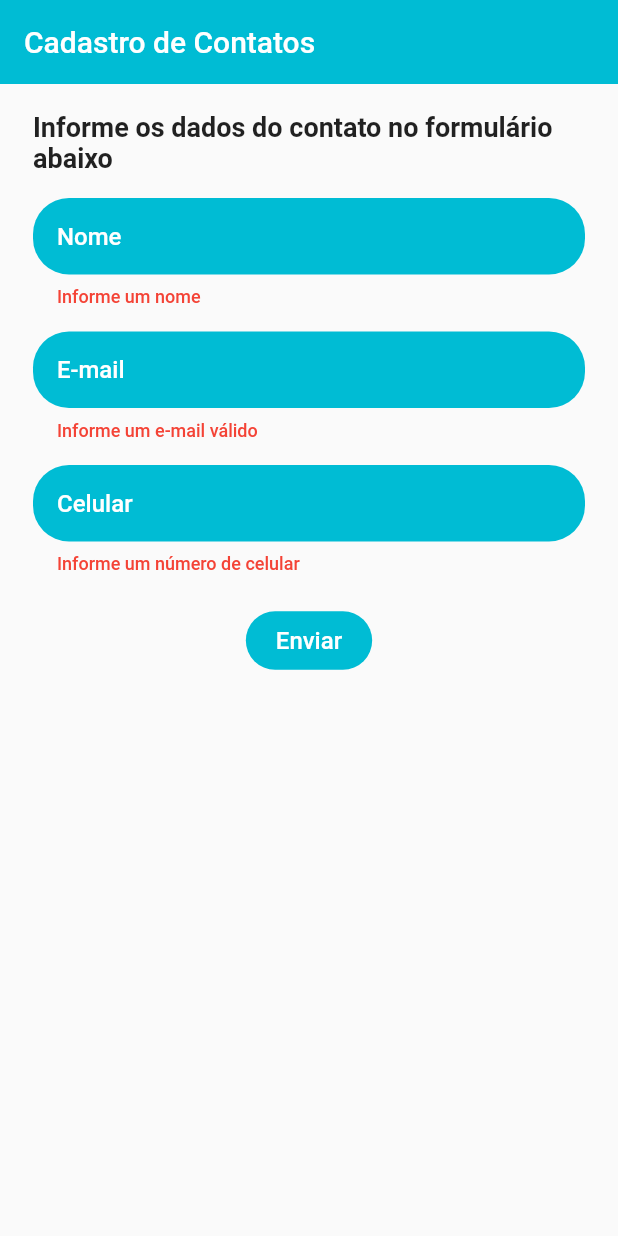
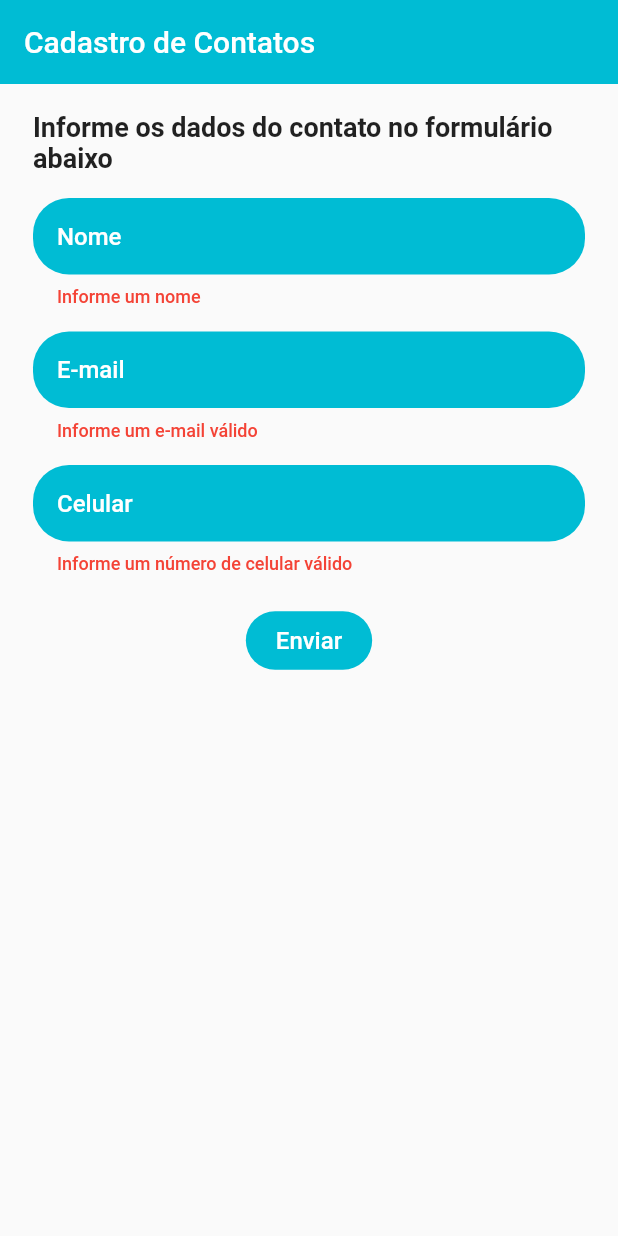
Before and after one commit to Victor-Fiamoncini/atv_flutter_01, a Flutter app: the screen it shows after launch, after a tap on "Enviar", on a phone screen of 412 x 824 dp. Run offline on Flutter 3.47's test engine with Material 2 defaults, Android fonts, the phone set to English and light mode, and no system bars.

Commit message:
refactor: add snackbar error message & improve cellphone validator

```diff
--- a/lib/ui/pages/contact_page.dart
+++ b/lib/ui/pages/contact_page.dart
@@ -36,11 +36,12 @@ class _ContactPageState extends State<ContactPage> {
     setState(() => cellphone = inputCellphone);
   }
 
-  void _onFormButtonPress() {
+  void _onFormButtonPress(BuildContext context) {
     if (!_formKey.currentState!.validate()) {
       return;
     }
 
+    try {
       final newContact = ContactEntity(
         name: name,
         email: email,
@@ -49,6 +50,15 @@ class _ContactPageState extends State<ContactPage> {
 
       widget.contactRepository.addContact(newContact);
       widget.togglePages();
+    } catch (e) {
+      ScaffoldMessenger.of(context).showSnackBar(
+        const SnackBar(
+          content: Text(
+            'Um erro inesperado ocorreu, verifique seus dados e tente novamente',
+          ),
+        ),
+      );
+    }
   }
 
   @override
@@ -210,7 +220,7 @@ class _ContactPageState extends State<ContactPage> {
                           ),
                         ),
                       ),
-                      onPressed: _onFormButtonPress,
+                      onPressed: () => _onFormButtonPress(context),
                       child: const Text(
                         'Enviar',
                         style: TextStyle(
--- a/lib/validators/contact_validator.dart
+++ b/lib/validators/contact_validator.dart
@@ -16,10 +16,16 @@ class ContactValidator {
   }
 
   static String? cellphoneField(String? value) {
-    if (value!.isEmpty || value.length < 9) {
-      return 'Informe um número de celular';
+    try {
+      if (value!.isEmpty || value.length < 9) {
+        return 'Informe um número de celular válido';
+      }
+
+      int.tryParse(value);
+
+      return null;
+    } catch (e) {
+      return 'Informe um número de celular válido';
     }
-
-    return null;
   }
 }
```
Lines whose indentation alone changed are shown as unchanged.
